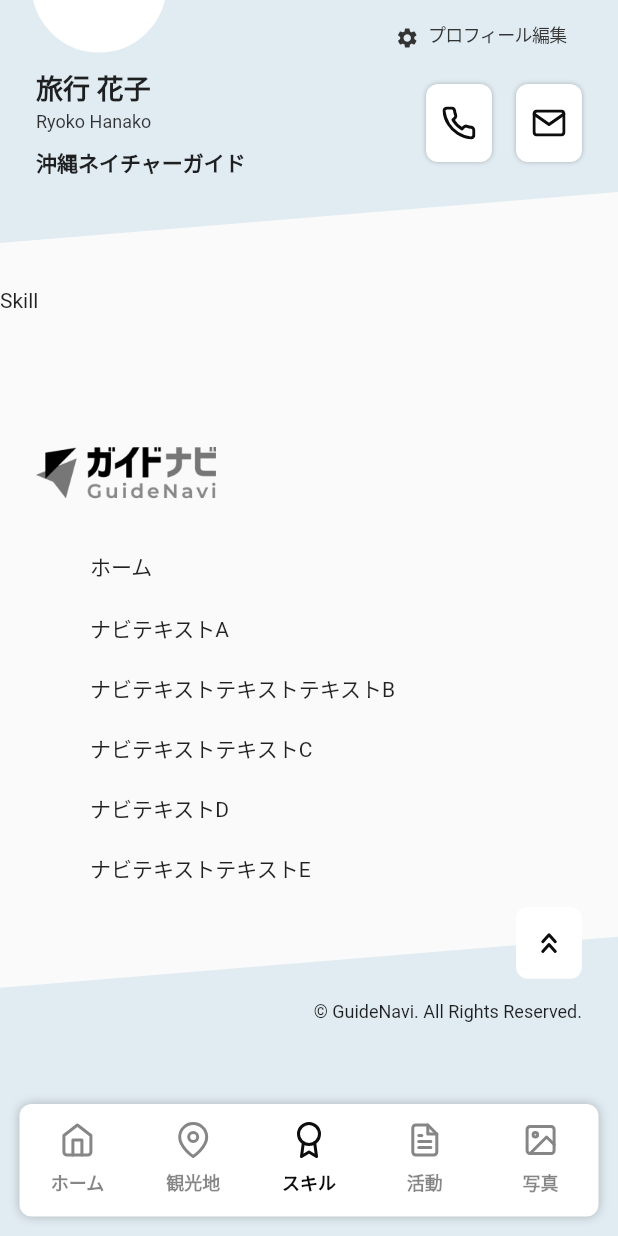
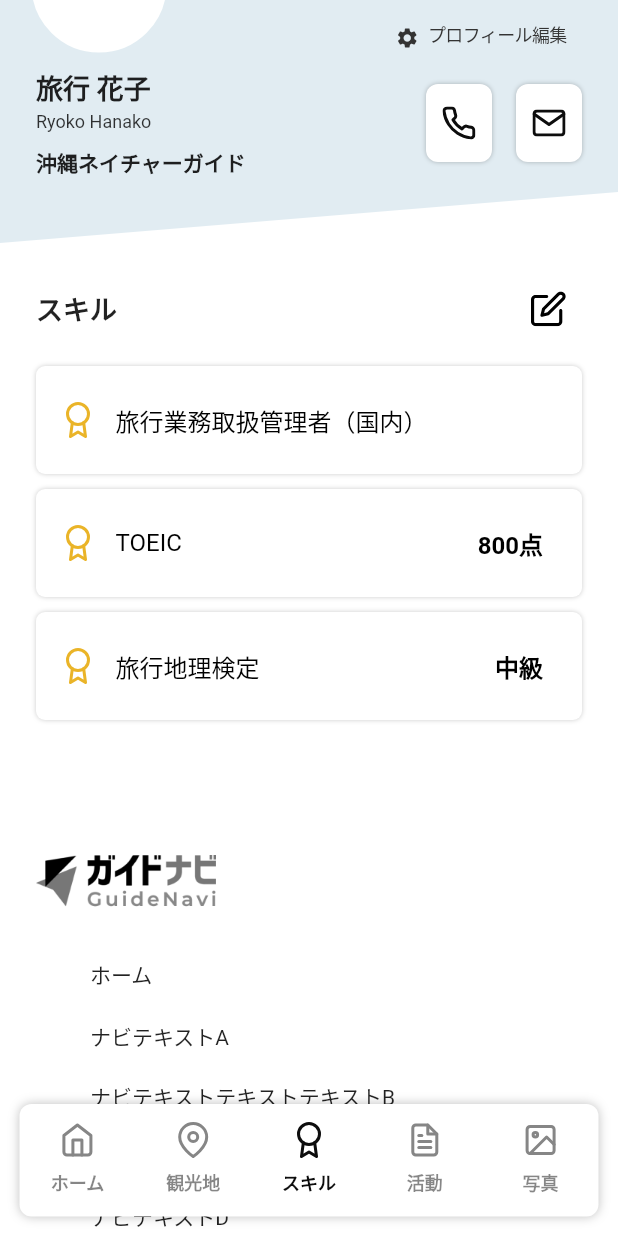
Before and after one commit to mai-executionlab/trainning-app, a Flutter app: the ProfilePage screen opened directly, item 3 of the bottom bar chosen, scrolled down 283 dp, on a phone screen of 412 x 824 dp. Run offline on Flutter 3.47's test engine with Material 2 defaults, Android fonts, the phone set to English and light mode, and no system bars; drawn by our look-alikes of cached_network_image; our stand-ins replace dio, flutter_riverpod, flutter_svg, riverpod; network calls fail; Roboto replaces fonts that are missing (NotoSanJP).

Commit message:
profile ui - tab skill

```diff
--- a/lib/data/data_source/mock.dart
+++ b/lib/data/data_source/mock.dart
@@ -19,3 +19,9 @@ const listSpot = [
         '八重山諸島の玄関口である石垣島からは、竹富島や西表島、波照間島などへフェリーで渡れます。飲食店、土産物店、ホテルが充実している石垣島を拠点にして、昔ながらの風景が残る竹富島、マングローブ林が広がり多彩なアクティビティが楽しめる西表島へ日帰りで渡るのもおすすめ。ゆったりした時間を過ごせます。'
   }
 ];
+
+const listSkill = [
+  {'title': '旅行業務取扱管理者（国内）'},
+  {'title': 'TOEIC', 'level': '800点'},
+  {'title': '旅行地理検定', 'level': '中級'}
+];
--- a/lib/presentation/pages/profile/profile_page.dart
+++ b/lib/presentation/pages/profile/profile_page.dart
@@ -19,6 +19,7 @@ class ProfilePage extends ConsumerWidget {
     return DefaultTabController(
       length: tabbar.length,
       child: Scaffold(
+        backgroundColor: AppColors.white,
         body: SafeArea(
           child: Consumer(builder: (context, ref, child) {
             // can be switch only main section but not save offset of list
--- a/lib/presentation/pages/profile/views/profile_skill/profile_skill.dart
+++ b/lib/presentation/pages/profile/views/profile_skill/profile_skill.dart
@@ -1,10 +1,56 @@
 import 'package:flutter/cupertino.dart';
+import 'package:flutter/material.dart';
+import 'package:flutter_svg/flutter_svg.dart';
+import 'package:training_app/data/data_source/mock.dart';
+import 'package:training_app/presentation/components/components.dart';
+import 'package:training_app/presentation/pages/profile/widgets/skill_item.dart';
+import 'package:training_app/presentation/theme/theme.dart';
 
 class ProfileSkill extends StatelessWidget {
   const ProfileSkill({Key? key}) : super(key: key);
 
   @override
   Widget build(BuildContext context) {
-    return Text('Skill');
+    return Padding(
+      padding:
+          const EdgeInsets.symmetric(horizontal: AppStyles.horizontalMargin),
+      child: Column(
+        crossAxisAlignment: CrossAxisAlignment.start,
+        children: [
+          Row(
+            // mainAxisAlignment: MainAxisAlignment.spaceBetween,
+            children: [
+              Expanded(
+                child: Text(
+                  'スキル',
+                  style: TextStyles.extraLargeBold,
+                ),
+              ),
+              CustomButton(
+                height: 24,
+                width: 24,
+                icon: SvgPicture.asset(
+                  AppAssets.edit,
+                  width: 24,
+                ),
+                bgColor: Colors.transparent,
+                onPressed: () {},
+              ),
+              const SizedBox(width: 10),
+            ],
+          ),
+          const SizedBox(height: 25),
+          ListView.separated(
+              shrinkWrap: true,
+              physics: const NeverScrollableScrollPhysics(),
+              itemBuilder: (context, index) => SkillItem(
+                    title: listSkill[index]['title'],
+                    level: listSkill[index]['level'],
+                  ),
+              separatorBuilder: (context, index) => const SizedBox(height: 10),
+              itemCount: listSkill.length)
+        ],
+      ),
+    );
   }
 }
--- a/lib/presentation/pages/profile/views/profile_spot/profile_spot.dart
+++ b/lib/presentation/pages/profile/views/profile_spot/profile_spot.dart
@@ -10,9 +10,7 @@ class ProfileSpot extends StatelessWidget {
 
   @override
   Widget build(BuildContext context) {
-    const String img =
-        'https://s3-alpha-sig.figma.com/img/b4e2/f648/aad0d867023f5e294ac5862683d16fc0?Expires=1657497600&Signature=DlS0aMlEIOjPDCEL66z5m~zKNqoydl~CyWnaR~BJq2PeNnL4uzwX1sGS63oWyj1ELNhnZNPUImfXwmYLhVRc1ex7btW5~LOczqhg5O~0Rwxw8OyNNwWB2aLRwH-85snakhsBVSsAJd-oygy0uv2~lPZOitrHIghhny6gF19YxtUlcrIvVPhjkz5Xz-MQ8eNY2bAojXhV6DpCEsfBaNGSaon6AP9YqzmlmYDXBc9PfUTfe~rf49b38NdyRYIOysGbiwhcFxkk~GpRHDvsMX34KmliC7bbxQLfaCHKcAz5sFDZgl-6rFbraLuk9u3Ir5fOO3NGPtUiqgKUBUp6edXv1A__&Key-Pair-Id=APKAINTVSUGEWH5XD5UA';
-    return Padding(
+     return Padding(
       padding:
           const EdgeInsets.symmetric(horizontal: AppStyles.horizontalMargin),
       child: Column(
--- /dev/null
+++ b/lib/presentation/pages/profile/widgets/skill_item.dart
@@ -0,0 +1,48 @@
+import 'package:flutter/cupertino.dart';
+import 'package:flutter_svg/flutter_svg.dart';
+import 'package:training_app/presentation/theme/assets.dart';
+import 'package:training_app/presentation/theme/colors.dart';
+import 'package:training_app/presentation/theme/style.dart';
+
+class SkillItem extends StatelessWidget {
+  const SkillItem({
+    Key? key,
+    this.title,
+    this.level,
+  }) : super(key: key);
+  final String? title;
+  final String? level;
+  @override
+  Widget build(BuildContext context) {
+    return Container(
+      height: 72,
+      padding: const EdgeInsets.only(left: 16, right: 26),
+      decoration: ShapeDecoration(
+          color: AppColors.white,
+          shadows: [
+            BoxShadow(blurRadius: 2, color: AppColors.black.withOpacity(0.2))
+          ],
+          shape:
+              RoundedRectangleBorder(borderRadius: BorderRadius.circular(6.0))),
+      child: Row(
+        children: [
+          SvgPicture.asset(
+            AppAssets.skill,
+            color: AppColors.yellow,
+            height: 24,
+          ),
+          const SizedBox(width: 13),
+          Expanded(
+              child: Text(
+            title ?? '',
+            style: TextStyles.largRegular.copyWith(color: AppColors.black),
+          )),
+          Text(
+            level ?? '',
+            style: TextStyles.largeBold.copyWith(color: AppColors.black),
+          )
+        ],
+      ),
+    );
+  }
+}
--- a/lib/presentation/theme/colors.dart
+++ b/lib/presentation/theme/colors.dart
@@ -14,9 +14,10 @@ class AppColors {
   static const Color greyBorder = Color(0xFFC8C8C8);
 
   static const Color red = Color(0xFFEE2737);
+  static const Color yellow = Color(0xFFEAB428);
 
   static const Color lightBlue = Color(0xFFE1ECF2);
 
   static const Color brand2 = Color(0xFF3F4443);
-  static const Color customizeFG= Color(0xFF0D0D0D);
+  static const Color customizeFG = Color(0xFF0D0D0D);
 }
--- a/lib/presentation/theme/style.dart
+++ b/lib/presentation/theme/style.dart
@@ -38,6 +38,8 @@ class TextStyles {
       _small.copyWith(fontWeight: FontWeight.w700);
 
   //large size 16
+  static TextStyle get largRegular =>
+      _large.copyWith(fontWeight: FontWeight.w400);
   static TextStyle get largeBold =>
       _large.copyWith(fontWeight: FontWeight.w700);
 
```
